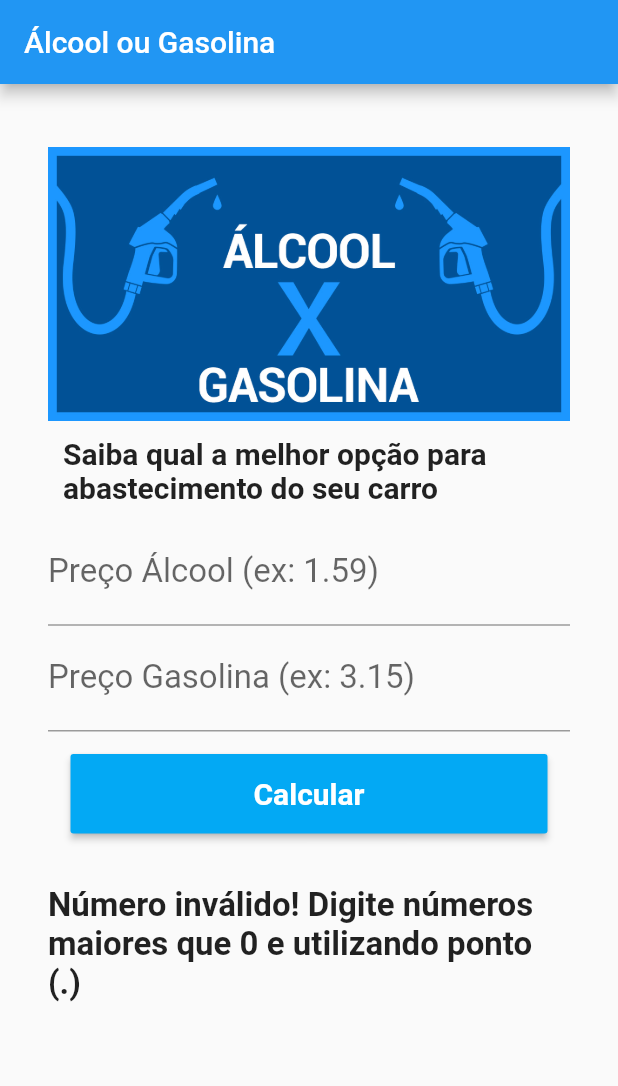
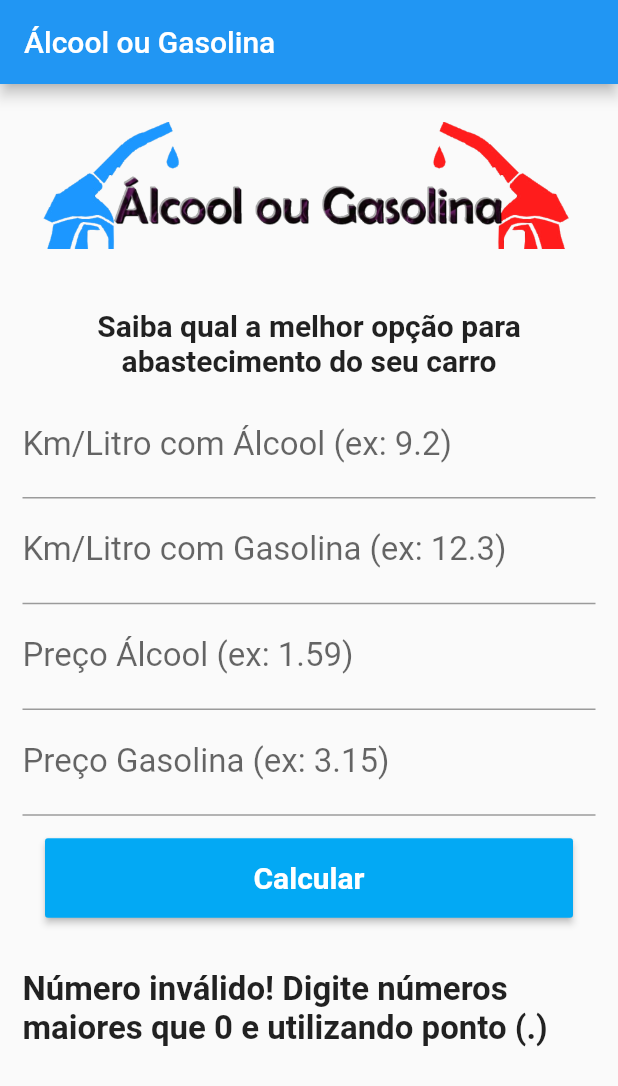
Before and after one commit to seerjo0/alcoolougasolina, a Flutter app: the screen it shows after launch, after a tap on "Calcular", on a phone screen of 412 x 824 dp. Shown: the top 1086 px of the screen. Run offline on Flutter 3.47's test engine with Material 2 defaults, Android fonts, the phone set to English and light mode, and no system bars.

Commit message:
v. 1.2
• Adicionado cálculo de kilometragem com álcool e gasolina;
• Banner atualizado.

```diff
--- a/lib/Home.dart
+++ b/lib/Home.dart
@@ -10,26 +10,33 @@ class Home extends StatefulWidget {
 class _HomeState extends State<Home> {
   TextEditingController _controllerAlcool = TextEditingController();
   TextEditingController _controllerGasolina = TextEditingController();
+  TextEditingController _controllerCalc = TextEditingController();
+  TextEditingController _controllerCgas = TextEditingController();
 
   String _textoResultado = "";
 
-  void _calcular() {
+  void _calcularAbastecimento() {
     double? precoAlcool = double.tryParse(_controllerAlcool.text);
     double? precoGasolina = double.tryParse(_controllerGasolina.text);
+    double? consumoAlcool = double.tryParse(_controllerCalc.text);
+    double? consumoGasolina = double.tryParse(_controllerCgas.text);
 
-    if (precoAlcool == null || precoGasolina == null) {
+    if (precoAlcool == null ||
+        precoGasolina == null ||
+        consumoGasolina == null ||
+        consumoAlcool == null) {
       setState(() {
         _textoResultado =
             "Número inválido! Digite números maiores que 0 e utilizando ponto (.)";
       });
     } else {
-      if ((precoAlcool / precoGasolina) >= 0.7) {
+      if ((consumoAlcool / consumoGasolina * precoGasolina) >= precoAlcool) {
         setState(() {
-          _textoResultado = "Abasteça com Gasolina";
+          _textoResultado = "Abasteça com Álcool";
         });
       } else {
         setState(() {
-          _textoResultado = "Abasteça com Álcool";
+          _textoResultado = "Abasteça com Gasolina";
         });
       }
     }
@@ -43,20 +50,41 @@ class _HomeState extends State<Home> {
         ),
         body: Container(
           child: SingleChildScrollView(
-            padding: EdgeInsets.all(32),
+            padding: EdgeInsets.all(15),
             child: Column(
               crossAxisAlignment: CrossAxisAlignment.stretch,
               children: <Widget>[
                 Padding(
-                    padding: EdgeInsets.only(top: 10),
-                    child: Image.asset("assets/abre.jpg")),
+                    padding: EdgeInsets.only(bottom: 30, top: 10),
+                    child: Image.asset("assets/abre.png")),
                 Padding(
                     padding: EdgeInsets.all(10),
                     child: Text(
                       "Saiba qual a melhor opção para abastecimento do seu carro",
                       style:
                           TextStyle(fontWeight: FontWeight.bold, fontSize: 20),
+                      textAlign: TextAlign.center,
                     )),
+                TextField(
+                  keyboardType: TextInputType.number,
+                  decoration: InputDecoration(
+                      labelText: "Km/Litro com Álcool (ex: 9.2)"),
+                  style: TextStyle(fontSize: 22, color: Colors.green),
+                  onSubmitted: (String texto) {
+                    print("valor digitado:" + texto);
+                  },
+                  controller: _controllerCalc,
+                ),
+                TextField(
+                  keyboardType: TextInputType.number,
+                  decoration: InputDecoration(
+                      labelText: "Km/Litro com Gasolina (ex: 12.3)"),
+                  style: TextStyle(fontSize: 22, color: Colors.lightBlue),
+                  onSubmitted: (String texto) {
+                    print("valor digitado:" + texto);
+                  },
+                  controller: _controllerCgas,
+                ),
                 TextField(
                   keyboardType: TextInputType.number,
                   decoration:
@@ -90,7 +118,7 @@ class _HomeState extends State<Home> {
                           ),
                         ),
                         color: Colors.lightBlue,
-                        onPressed: _calcular)),
+                        onPressed: _calcularAbastecimento)),
                 Padding(
                   padding: EdgeInsets.only(top: 20),
                   child: Text(
```
Also changed, not shown: assets/abre.png (added).
